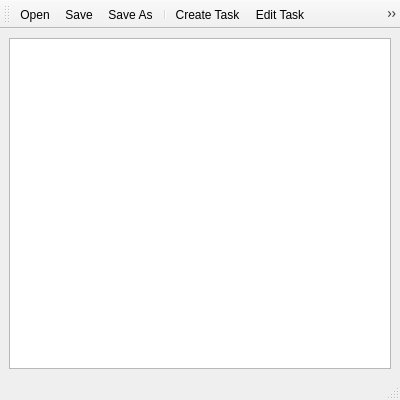
First picture: the form in resources/ui/main_window.ui, repository JakubFranek/BlbniCheck, before the edit.
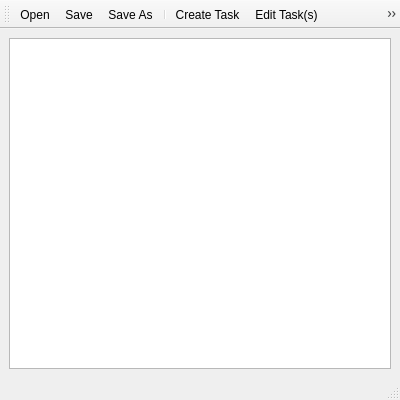
Second picture: the form after the edit.

Commit message: Update Action Text

What changed in the file:
```diff
--- a/resources/ui/main_window.ui
+++ b/resources/ui/main_window.ui
@@ -101,7 +101,7 @@
   </action>
   <action name="actionEdit_Task">
    <property name="text">
-    <string>Edit Task</string>
+    <string>Edit Task(s)</string>
    </property>
    <property name="toolTip">
     <string>Edit selected Task(s)</string>
@@ -115,7 +115,7 @@
   </action>
   <action name="actionDelete_Task">
    <property name="text">
-    <string>Delete Task</string>
+    <string>Delete Task(s)</string>
    </property>
    <property name="toolTip">
     <string>Delete selected Task(s)</string>
```
The commit also changes 1 other file.
